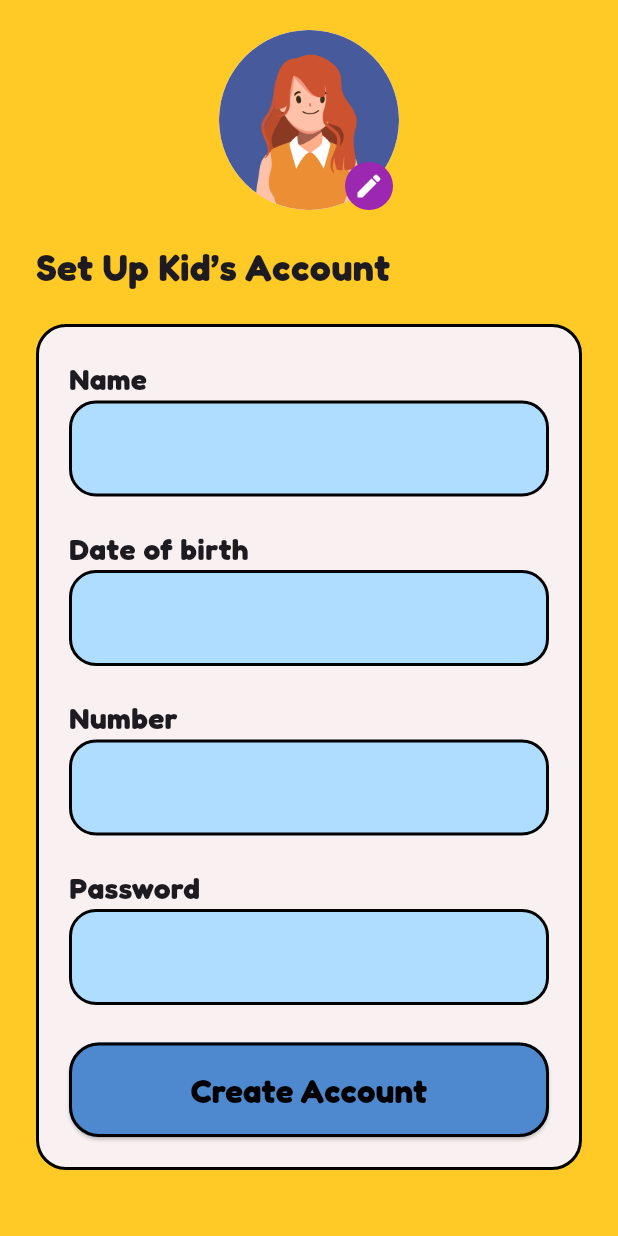
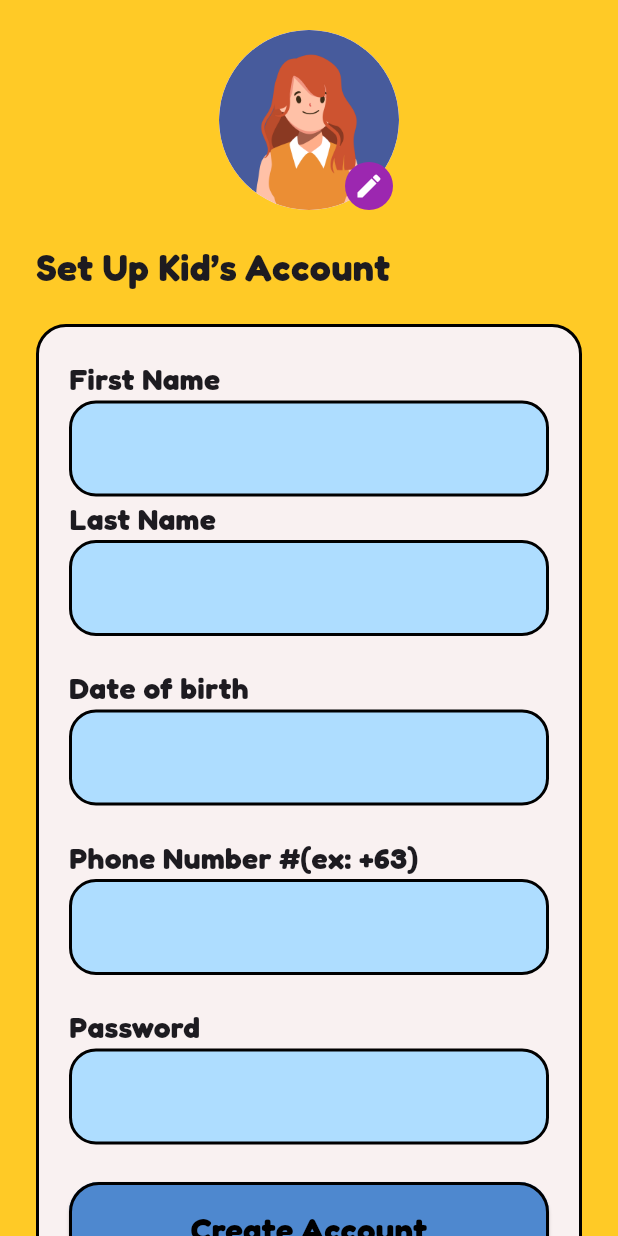
Before and after one commit to Michael679089/CS319_wFinals_KidsBank, a Flutter app: the KidsSetupPage screen opened by its route, after a tap on the "add" icon, on a phone screen of 412 x 824 dp. Run offline on Flutter 3.47's test engine with Material 3 defaults, Android fonts, the phone set to English and light mode, and no system bars; our stand-ins replace cloud_firestore, firebase_auth, firebase_core, google_fonts, shared_preferences; accounts and stored records are empty.

Commit message:
v1.5.1 - Fixed Kids Creation Page

```diff
--- a/lib/database/models/kid_model.dart
+++ b/lib/database/models/kid_model.dart
@@ -1,27 +1,84 @@
+import 'package:cloud_firestore/cloud_firestore.dart';
+
 class KidModel {
+  final String id;
+  final String firstName;
+  final String lastName;
+  final DateTime dateOfBirth;
+  final String phone;
+  final String pincode;
+  final String avatar;
   final String familyUserId;
-  final String firstName;
-  final String avatar;
+  final DateTime? createdAt;
 
   const KidModel({
+    required this.id,
+    required this.firstName,
+    required this.lastName,
+    required this.dateOfBirth,
+    required this.phone,
+    required this.pincode,
+    required this.avatar,
     required this.familyUserId,
-    required this.firstName,
-    required this.avatar,
+    this.createdAt,
   });
 
+  /// Creates a [KidModel] from a Firestore document map.
+  ///
+  /// [map] The Firestore document data as a Map.
+  /// Returns a [KidModel] with fields populated from the map, using defaults for missing values.
   factory KidModel.fromMap(Map<String, dynamic> map) {
     return KidModel(
-      familyUserId: map['familyUserId'] as String,
-      firstName: map['firstName'] as String,
-      avatar: map['avatar'] as String,
+      id: map['id']?.toString() ?? '',
+      firstName: map['firstName']?.toString() ?? '',
+      lastName: map['lastName']?.toString() ?? '',
+      dateOfBirth:
+          (map['date_of_birth'] as Timestamp?)?.toDate() ?? DateTime.now(),
+      phone: map['phone']?.toString() ?? '',
+      pincode: map['pincode']?.toString() ?? '',
+      avatar: map['avatar']?.toString() ?? '',
+      familyUserId:
+          map['familyUserId']?.toString() ?? map['user_id']?.toString() ?? '',
+      createdAt: (map['createdAt'] as Timestamp?)?.toDate(),
     );
   }
 
+  /// Converts the [KidModel] to a Firestore-compatible map.
+  ///
+  /// Throws an [Exception] if any required field is null or empty.
   Map<String, dynamic> toMap() {
+    if (id.isEmpty) throw Exception('KidModel: id cannot be null or empty');
+    if (firstName.isEmpty) {
+      throw Exception('KidModel: firstName cannot be null or empty');
+    }
+    if (lastName.isEmpty) {
+      throw Exception('KidModel: lastName cannot be null or empty');
+    }
+    if (phone.isEmpty) {
+      throw Exception('KidModel: phone cannot be null or empty');
+    }
+    if (pincode.isEmpty) {
+      throw Exception('KidModel: pincode cannot be null or empty');
+    }
+    if (avatar.isEmpty) {
+      throw Exception('KidModel: avatar cannot be null or empty');
+    }
+    if (familyUserId.isEmpty) {
+      throw Exception('KidModel: familyUserId cannot be null or empty');
+    }
+
     return {
+      'id': id,
+      'firstName': firstName,
+      'lastName': lastName,
+      'date_of_birth': Timestamp.fromDate(dateOfBirth),
+      'phone': phone,
+      'pincode': pincode,
+      'avatar': avatar,
       'familyUserId': familyUserId,
-      'firstName': firstName,
-      'avatar': avatar,
+      'createdAt': createdAt != null
+          ? Timestamp.fromDate(createdAt!)
+          : FieldValue.serverTimestamp(),
     };
   }
 }
--- a/lib/main.dart
+++ b/lib/main.dart
@@ -1,5 +1,6 @@
 import 'package:flutter/material.dart';
 import 'package:firebase_core/firebase_core.dart';
+import 'package:wfinals_kidsbank/pages/create_kids_account_page.dart';
 import 'package:wfinals_kidsbank/pages/kids_setup_page.dart';
 import 'package:wfinals_kidsbank/pages/login_page.dart';
 import 'package:wfinals_kidsbank/pages/parent_chores_page.dart';
@@ -45,6 +46,7 @@ class MyApp extends StatelessWidget {
         '/parent-notification-page': (context) =>
             const ParentNotificationsPage(),
         '/parent-chores-page': (context) => const ParentChoresPage(),
+        '/create-kids-account-page': (context) => const CreateKidAccountPage(),
       },
       onUnknownRoute: (settings) => MaterialPageRoute(
         builder: (context) => Scaffold(
--- a/lib/pages/account_selector_page.dart
+++ b/lib/pages/account_selector_page.dart
@@ -150,7 +150,7 @@ class _AccountSelectorPageState extends State<AccountSelectorPage> {
       navigator.pushNamed(
         '/parent-login-page',
         arguments: {
-          'parentId': selectedParentId,
+          'parent-id': selectedParentId,
           'name': selectedName,
           'avatar': selectedAvatar,
           'family-name': familyName,
--- a/lib/pages/create_kids_account_page.dart
+++ b/lib/pages/create_kids_account_page.dart
@@ -3,7 +3,8 @@ import 'package:google_fonts/google_fonts.dart';
 import 'package:cloud_firestore/cloud_firestore.dart';
 import 'package:firebase_auth/firebase_auth.dart';
 import 'package:intl/intl.dart';
-import 'kids_setup_page.dart';
+import 'package:wfinals_kidsbank/database/api/auth_service.dart';
+import 'package:wfinals_kidsbank/database/models/kid_model.dart';
 
 class CreateKidAccountPage extends StatefulWidget {
   const CreateKidAccountPage({super.key});
@@ -14,10 +15,50 @@ class CreateKidAccountPage extends StatefulWidget {
 
 class _CreateKidAccountPageState extends State<CreateKidAccountPage> {
   String selectedAvatar = 'assets/avatar1.png';
-  final TextEditingController nameController = TextEditingController();
-  final TextEditingController dobController = TextEditingController();
-  final TextEditingController numberController = TextEditingController();
-  final TextEditingController passwordController = TextEditingController();
+  final TextEditingController firstNameController = TextEditingController();
+  final TextEditingController lastNameController = TextEditingController();
+  final TextEditingController dateOfBirthController = TextEditingController();
+  final TextEditingController phoneNumController = TextEditingController();
+  final TextEditingController pincodeController = TextEditingController();
+
+  // Saved Credentials
+  String parentId = '';
+  bool _didUserCameFromParentDashboard = false;
+
+  // INIT STATE FUNCTION
+  @override
+  void initState() {
+    super.initState();
+
+    WidgetsBinding.instance.addPostFrameCallback((_) {
+      _loadParentInfo();
+    });
+  }
+
+  // Other Functions:
+
+  Future<void> _loadParentInfo() async {
+    final familyUser = FirebaseAuth.instance.currentUser;
+    if (familyUser != null) {
+      // Step 1: Try to get the Parent that got here name.
+      final myModalRoute = ModalRoute.of(context);
+
+      if (myModalRoute == null) {
+        debugPrint("kidsSetupPage - ERROR: myModalRoute was null");
+        return;
+      }
+      final args = myModalRoute.settings.arguments as Map<String, dynamic>;
+      var newParentId = args["parent-id"] as String;
+
+      setState(() {
+        parentId = newParentId;
+        _didUserCameFromParentDashboard =
+            args["came-from-parent-dashboard"] as bool;
+      });
+    }
+
+    debugPrint("createKidsAccountPage - succesfully load parent info");
+  }
 
   void _showAvatarPicker() {
     showDialog(
@@ -71,7 +112,7 @@ class _CreateKidAccountPageState extends State<CreateKidAccountPage> {
       ),
     );
     if (picked != null) {
-      dobController.text = DateFormat('yyyy-MM-dd').format(picked);
+      dateOfBirthController.text = DateFormat('yyyy-MM-dd').format(picked);
     }
   }
 
@@ -114,10 +155,12 @@ class _CreateKidAccountPageState extends State<CreateKidAccountPage> {
   }
 
   Future<void> _submit() async {
-    final name = nameController.text.trim();
-    final dob = dobController.text.trim();
-    final phone = numberController.text.trim();
-    final password = passwordController.text;
+    final name = firstNameController.text.trim();
+    final dob = dateOfBirthController.text.trim();
+    final phone = phoneNumController.text.trim();
+    final password = pincodeController.text;
+
+    var navigator = Navigator.of(context);
 
     if (name.isEmpty || dob.isEmpty || phone.isEmpty || password.isEmpty) {
       _showSnackbar('All fields are required', isError: true);
@@ -125,29 +168,53 @@ class _CreateKidAccountPageState extends State<CreateKidAccountPage> {
     }
 
     try {
-      final user = FirebaseAuth.instance.currentUser;
+      final myAuthService = AuthService();
+      final user = myAuthService.getCurrentUser();
       if (user == null) {
         _showSnackbar('User not authenticated', isError: true);
         return;
       }
 
-      await FirebaseFirestore.instance.collection('kids').add({
-        'firstName': name,
-        'date_of_birth': dob,
-        'phone': phone,
-        'password': password,
-        'avatar': selectedAvatar,
-        'user_id': user.uid,
-        'created_at': FieldValue.serverTimestamp(),
-      });
+      var kidCollection = FirebaseFirestore.instance.collection("kids");
+      var kidId = kidCollection.doc().id;
+
+      var firstName = firstNameController.text;
+      var lastName = lastNameController.text;
+      var dateOfBirth = dateOfBirthController.text; // year-month-day 2015-01-28
+      var dateParts = dateOfBirth.split('-');
+      var year = int.parse(dateParts[0]); // e.g., 2015
+      var month = int.parse(dateParts[1]); // e.g., 1
+      var day = int.parse(dateParts[2]); // e.g., 28
+      DateTime dateOfBirthParsed = DateTime(year, month, day);
+      var phoneNumber = phoneNumController.text;
+      var pincode = pincodeController.text;
+      var avatar = selectedAvatar;
+      var familyUserId = user.uid;
+
+      KidModel newKidModel = KidModel(
+        id: kidId,
+        firstName: firstName,
+        lastName: lastName,
+        dateOfBirth: dateOfBirthParsed,
+        phone: phoneNumber,
+        pincode: pincode,
+        avatar: avatar,
+        familyUserId: familyUserId,
+      );
+      // Set the document with the specific kidId instead of adding a new one
+      await kidCollection.doc(kidId).set(newKidModel.toMap());
 
       _showSnackbar('Kid account created successfully!', isError: false);
 
-      await Future.delayed(const Duration(milliseconds: 1500));
-      Navigator.pushReplacement(
-        // ignore: use_build_context_synchronously
-        context,
-        MaterialPageRoute(builder: (context) => const KidsSetupPage()),
+      debugPrint(
+        "createKidsAccountPage - succesfully created kid, redirecting to kids-setup-page",
+      );
+      navigator.pushReplacementNamed(
+        "/kids-setup-page",
+        arguments: {
+          "parent-id": parentId,
+          "came-from-parent-dashboard": _didUserCameFromParentDashboard,
+        },
       );
     } catch (e) {
       _showSnackbar('Error saving data: $e', isError: true);
@@ -182,7 +249,11 @@ class _CreateKidAccountPageState extends State<CreateKidAccountPage> {
                           shape: BoxShape.circle,
                           color: Colors.purple,
                         ),
-                        child: const Icon(Icons.edit, color: Colors.white, size: 20),
+                        child: const Icon(
+                          Icons.edit,
+                          color: Colors.white,
+                          size: 20,
+                        ),
                       ),
                     ),
                   ),
@@ -214,17 +285,26 @@ class _CreateKidAccountPageState extends State<CreateKidAccountPage> {
                 ),
                 child: Column(
                   children: [
-                    _buildLabel('Name'),
-                    _buildField(nameController),
+                    _buildLabel('First Name'),
+                    _buildField(firstNameController),
+                    _buildLabel('Last Name'),
+                    _buildField(lastNameController),
                     const SizedBox(height: 20),
                     _buildLabel('Date of birth'),
-                    _buildField(dobController, onTap: _pickDate, readOnly: true),
+                    _buildField(
+                      dateOfBirthController,
+                      onTap: _pickDate,
+                      readOnly: true,
+                    ),
                     const SizedBox(height: 20),
-                    _buildLabel('Number'),
-                    _buildField(numberController, keyboardType: TextInputType.phone),
+                    _buildLabel('Phone Number #(ex: +63)'),
+                    _buildField(
+                      phoneNumController,
+                      keyboardType: TextInputType.phone,
+                    ),
                     const SizedBox(height: 20),
                     _buildLabel('Password'),
-                    _buildField(passwordController, obscure: true),
+                    _buildField(pincodeController, obscure: true),
                     const SizedBox(height: 25),
                     SizedBox(
                       width: double.infinity,
--- a/lib/pages/kids_setup_page.dart
+++ b/lib/pages/kids_setup_page.dart
@@ -3,7 +3,6 @@ import 'package:firebase_auth/firebase_auth.dart';
 import 'package:flutter/material.dart';
 import 'package:google_fonts/google_fonts.dart';
 import 'package:wfinals_kidsbank/pages/account_selector_page.dart';
-import 'create_kids_account_page.dart';
 import 'login_page.dart';
 
 class KidsSetupPage extends StatefulWidget {
@@ -16,27 +15,58 @@ class KidsSetupPage extends StatefulWidget {
 class _KidsSetupPageState extends State<KidsSetupPage> {
   String parentName = '';
   String parentAvatar = '';
-  String userId = '';
+  String familyUserId = '';
+  String parentId = '';
+
+  bool _didUserCameFromParentDashboard = false;
+
+  // INITSTATE Function:
 
   @override
   void initState() {
     super.initState();
-    _loadParentInfo();
+
+    WidgetsBinding.instance.addPostFrameCallback((_) {
+      _loadParentInfo();
+    });
   }
 
+  // Other Functions:
+
   Future<void> _loadParentInfo() async {
-    final user = FirebaseAuth.instance.currentUser;
-    if (user != null) {
-      final parentDoc = await FirebaseFirestore.instance
-          .collection('parents')
-          .doc(user.uid)
-          .get();
+    final familyUser = FirebaseAuth.instance.currentUser;
+    if (familyUser != null) {
+      // Step 1: Try to get the Parent that got here name.
+      final myModalRoute = ModalRoute.of(context);
+
+      if (myModalRoute == null) {
+        debugPrint("kidsSetupPage - ERROR: myModalRoute was null");
+        return;
+      }
+      final args = myModalRoute.settings.arguments as Map<String, dynamic>;
+      var newParentId = args["parent-id"] as String;
+
+      // 1 - making sure user didn't came from dashboard if it was available
+      try {
+        _didUserCameFromParentDashboard =
+            args["came-from-parent-dashboard"] as bool;
+      } catch (e) {
+        debugPrint("kidsSetupPage - parent didn't come from dashboard");
+      }
+
+      var parentCollection = FirebaseFirestore.instance.collection("parents");
+      var parentDoc = await parentCollection.doc(newParentId).get();
+      var lastName =
+          "${parentDoc['lastName']?.toString().substring(0, 1).toUpperCase()}.";
+      var newParentName = "${parentDoc['firstName']}, $lastName.";
+      var newParentAvatar = parentDoc['avatar'];
 
       if (parentDoc.exists) {
         setState(() {
-          parentName = parentDoc['firstname'];
-          parentAvatar = parentDoc['avatar'];
-          userId = user.uid;
+          parentName = newParentName;
+          parentAvatar = newParentAvatar;
+          familyUserId = familyUser.uid;
+          parentId = newParentId;
         });
       }
     }
@@ -45,18 +75,52 @@ class _KidsSetupPageState extends State<KidsSetupPage> {
   Future<List<Map<String, dynamic>>> _loadKids() async {
     final kidsSnapshot = await FirebaseFirestore.instance
         .collection('kids')
-        .where('user_id', isEqualTo: userId)
+        .where('user_id', isEqualTo: familyUserId)
         .get();
 
     return kidsSnapshot.docs.map((doc) => doc.data()).toList();
   }
 
+  void addKid() async {
+    var navigator = Navigator.of(context);
+
+    navigator.pushNamed(
+      '/create-kids-account-page',
+      arguments: {
+        "parent-id": parentId,
+        "came-from-parent-dashboard": _didUserCameFromParentDashboard,
+      },
+    );
+    debugPrint(
+      "kidsSetupPage - addKids BTN pressed, redirected to create-kids-account-page",
+    );
+  }
+
+  //
+  // BUILD FUNCTION
+  //
+
   @override
   Widget build(BuildContext context) {
+    var navigator = Navigator.of(context);
+
     return PopScope(
       canPop: false,
       onPopInvokedWithResult: (bool didPop, dynamic result) async {
-        if (didPop) return;
+        if (didPop) {
+          return;
+        }
+
+        if (_didUserCameFromParentDashboard) {
+          navigator.pushReplacementNamed(
+            "/parent-dashboard-page",
+            arguments: {"family-user-id": familyUserId, "parent-id": parentId},
+          );
+          debugPrint(
+            "kidsSetupPage - User that came from parent dashboard pressed back on phone - redirected to Parent-Dashbaord-Page",
+          );
+          return;
+        }
 
         final shouldLogout = await showDialog<bool>(
           context: context,
@@ -183,17 +247,11 @@ class _KidsSetupPageState extends State<KidsSetupPage> {
                             ...kids.map((kid) => _buildKidTile(kid)),
                             const SizedBox(height: 12),
 
-                            // "+" Add Kid Button
+                            // "+" Add Kid Button - Where the Add Kid Logic is
                             Center(
                               child: GestureDetector(
                                 onTap: () {
-                                  Navigator.push(
-                                    context,
-                                    MaterialPageRoute(
-                                      builder: (_) =>
-                                          const CreateKidAccountPage(),
-                                    ),
-                                  );
+                                  addKid();
                                 },
                                 child: CircleAvatar(
                                   backgroundColor: const Color(0xFF4E88CF),
--- a/lib/pages/login_page.dart
+++ b/lib/pages/login_page.dart
@@ -345,7 +345,7 @@ class _LoginPageState extends State<LoginPage> {
           ),
           if (_isLoadingIndicatorActive)
             Container(
-              color: Colors.black.withOpacity(0.5),
+              color: Colors.black.withAlpha(150),
               child: const Center(
                 child: CircularProgressIndicator(
                   valueColor: AlwaysStoppedAnimation<Color>(Color(0xFF4e88cf)),
--- a/lib/pages/parent_chores_page.dart
+++ b/lib/pages/parent_chores_page.dart
@@ -18,6 +18,7 @@ class _ParentChoresPageState extends State<ParentChoresPage> {
   // Saved credentials
   String familyName = '';
   String familyUserId = '';
+  String parentId = '';
 
   @override
   void initState() {
@@ -55,6 +56,7 @@ class _ParentChoresPageState extends State<ParentChoresPage> {
     setState(() {
       familyName = args['family-name'] as String;
       familyUserId = args["family-user-id"] as String;
+      parentId = args["parent-id"] as String;
     });
   }
 
@@ -108,6 +110,7 @@ class _ParentChoresPageState extends State<ParentChoresPage> {
           selectedPage: 'chores',
           familyName: familyName,
           familyUserId: familyUserId,
+          parentId: parentId,
         ),
         backgroundColor: const Color(0xFFFFCA26),
         appBar: AppBar(
--- a/lib/pages/parent_notification_page.dart
+++ b/lib/pages/parent_notification_page.dart
@@ -62,6 +62,7 @@ class _ParentNotificationsPageState extends State<ParentNotificationsPage> {
   // Saved credentials
   String familyName = '';
   String familyUserId = '';
+  String parentId = '';
 
   // INITSTATE Function:
 
@@ -85,6 +86,7 @@ class _ParentNotificationsPageState extends State<ParentNotificationsPage> {
     setState(() {
       familyName = args['family-name'] as String;
       familyUserId = args["family-user-id"] as String;
+      parentId = args["parent-id"] as String;
     });
   }
 
@@ -462,6 +464,7 @@ class _ParentNotificationsPageState extends State<ParentNotificationsPage> {
           selectedPage: 'notifications',
           familyName: familyName,
           familyUserId: familyUserId,
+          parentId: parentId,
         ),
         backgroundColor: const Color(0xFFFFCA26),
         appBar: AppBar(
--- a/lib/pages/verirfy_email_page.dart
+++ b/lib/pages/verirfy_email_page.dart
@@ -89,7 +89,7 @@ class _VerificationEmailPageState extends State<VerificationEmailPage> {
             return;
           }
 
-          // Step 2 - Add verified user to "Users" Collection.
+          // Step 2 - Email is indeed Verified - Add verified user to "Users" Collection.
           var myFirestoreAPI = FirestoreAPI();
           final args = myModalRoute.settings.arguments as Map<String, String>;
           var userId = user.uid;
```
Also changed, not shown: lib/pages/parent_dashboard.dart (+12 -2 lines), lib/pages/parent_drawer.dart (+20 -1 lines), lib/pages/parent_login_page.dart (+6 -2 lines), 1 other file.
